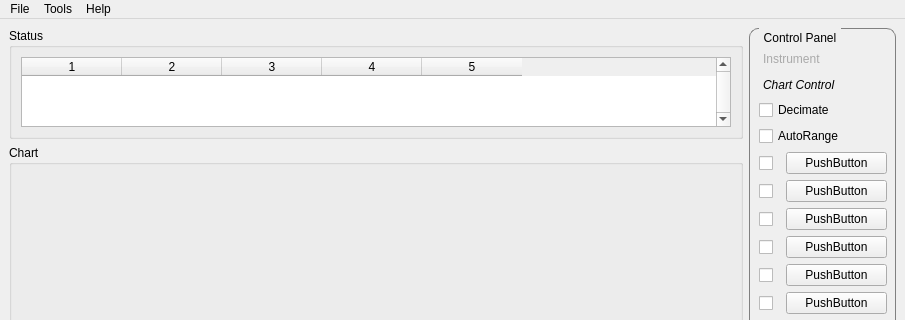
The window that ui/mainwindow.ui (mhorn71/StarbaseMini) describes before a commit, drawn with Qt 5; both pictures show x 0 to 905 and y 0 to 320 of the 905 by 651 pixel window.
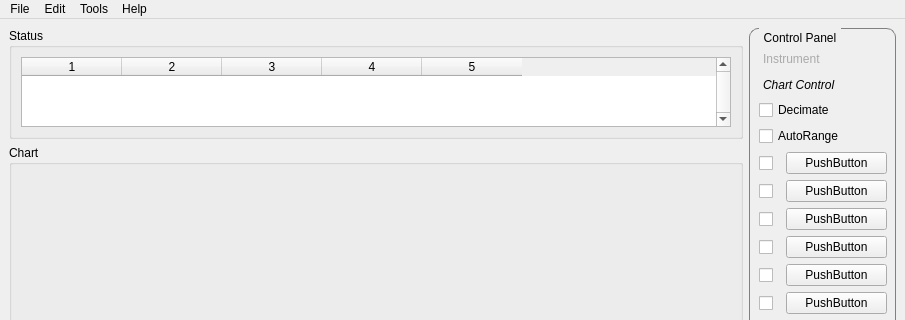
The same window after the commit. The open tabs and pages were chosen to show the change.

Commit message: Added Instrument Attributes UI and Menu items.

```diff
--- a/ui/mainwindow.ui
+++ b/ui/mainwindow.ui
@@ -652,7 +652,14 @@
     <addaction name="actionManual"/>
     <addaction name="actionAbout"/>
    </widget>
+   <widget class="QMenu" name="menuEdit">
+    <property name="title">
+     <string>Edit</string>
+    </property>
+    <addaction name="actionInstrument_Attrib"/>
+   </widget>
    <addaction name="menuFile"/>
+   <addaction name="menuEdit"/>
    <addaction name="menuMetadata"/>
    <addaction name="menuHelp"/>
   </widget>
```
Left out of the diff: 14 changed lines with no effect on the pictures. The commit also changes 3 other files.
